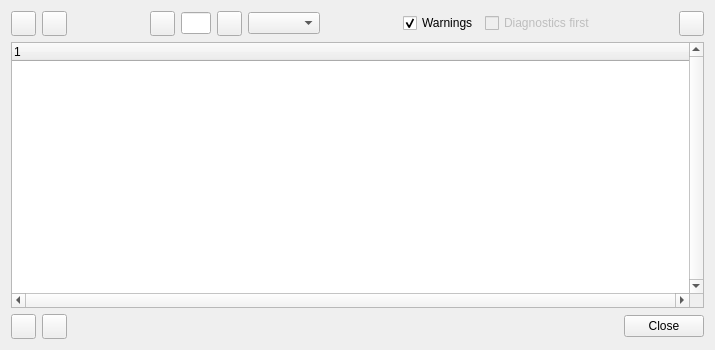
Qt form NAVigater/CGNS/NAV/T/Q7DiagWindow.ui (pyCGNS/pyCGNS) before a commit.
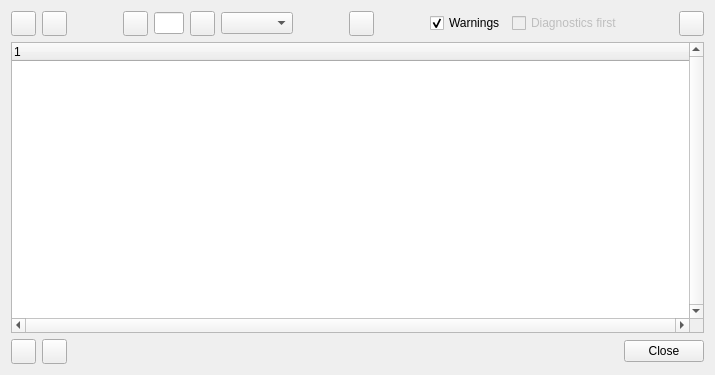
The same form after that commit. Icons and pictures are not drawn.

```diff
--- a/NAVigater/CGNS/NAV/T/Q7DiagWindow.ui
+++ b/NAVigater/CGNS/NAV/T/Q7DiagWindow.ui
@@ -7,11 +7,11 @@
     <x>0</x>
     <y>0</y>
     <width>715</width>
-    <height>350</height>
+    <height>375</height>
    </rect>
   </property>
   <property name="sizePolicy">
-   <sizepolicy hsizetype="Expanding" vsizetype="Fixed">
+   <sizepolicy hsizetype="Expanding" vsizetype="Expanding">
     <horstretch>0</horstretch>
     <verstretch>0</verstretch>
    </sizepolicy>
@@ -25,7 +25,7 @@
   <property name="maximumSize">
    <size>
     <width>1200</width>
-    <height>350</height>
+    <height>900</height>
    </size>
   </property>
   <property name="windowTitle">
@@ -257,6 +257,48 @@
        </property>
       </spacer>
      </item>
+     <item>
+      <widget class="QPushButton" name="bWhich">
+       <property name="minimumSize">
+        <size>
+         <width>25</width>
+         <height>25</height>
+        </size>
+       </property>
+       <property name="maximumSize">
+        <size>
+         <width>25</width>
+         <height>25</height>
+        </size>
+       </property>
+       <property name="text">
+        <string/>
+       </property>
+       <property name="icon">
+        <iconset resource="../R/Res.qrc">
+         <normaloff>:/images/icons/check-grammars.png</normaloff>:/images/icons/check-grammars.png</iconset>
+       </property>
+       <property name="iconSize">
+        <size>
+         <width>24</width>
+         <height>24</height>
+        </size>
+       </property>
+      </widget>
+     </item>
+     <item>
+      <spacer name="horizontalSpacer_5">
+       <property name="orientation">
+        <enum>Qt::Horizontal</enum>
+       </property>
+       <property name="sizeHint" stdset="0">
+        <size>
+         <width>40</width>
+         <height>20</height>
+        </size>
+       </property>
+      </spacer>
+     </item>
      <item>
       <widget class="QCheckBox" name="cWarnings">
        <property name="enabled">
```
